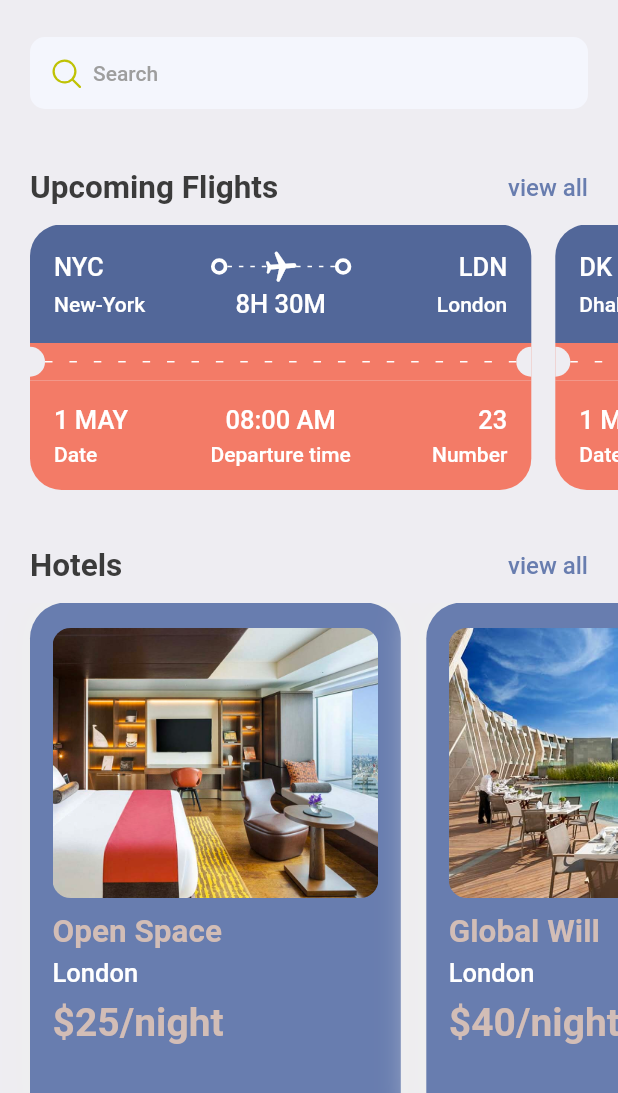
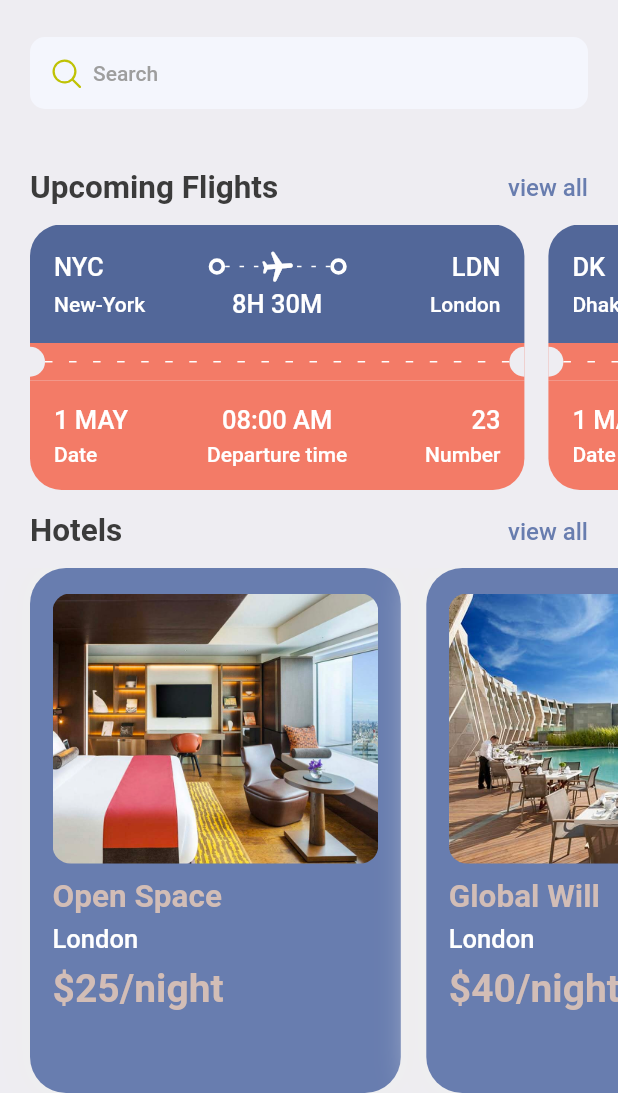
Before and after one commit to hu-shukang/flutter_full_course, a Flutter app: the HomePage screen opened directly, on a phone screen of 412 x 824 dp, the part 143-1236 px from its top. Run offline on Flutter 3.47's test engine with Material 2 defaults, Android fonts, the phone set to English and light mode, and no system bars; our stand-ins replace dots_indicator, fluentui_icons, flutter_local_notifications, get, get_storage, logger and 1 more; accounts and stored records are empty.

Commit message:
add ticket page

```diff
--- /dev/null
+++ b/ticket/lib/common/widgets/airport_rounded.dart
@@ -0,0 +1,43 @@
+import 'package:flutter/material.dart';
+
+class AirportRounded extends StatelessWidget {
+  final Color color;
+  const AirportRounded({Key? key, this.color = Colors.white}) : super(key: key);
+
+  @override
+  Widget build(BuildContext context) {
+    return Expanded(
+      child: Stack(
+        alignment: Alignment.center,
+        children: [
+          SizedBox(
+              height: 24,
+              child: LayoutBuilder(
+                builder: (BuildContext context, BoxConstraints constraints) {
+                  return Row(
+                    mainAxisAlignment: MainAxisAlignment.spaceBetween,
+                    mainAxisSize: MainAxisSize.max,
+                    children: List.generate(
+                        (constraints.constrainWidth() / 8).floor(),
+                        (index) => SizedBox(
+                              width: 3,
+                              height: 1,
+                              child: DecoratedBox(
+                                decoration: BoxDecoration(color: color),
+                              ),
+                            )),
+                  );
+                },
+              )),
+          Transform.rotate(
+            angle: 1.5,
+            child: Icon(
+              Icons.local_airport_rounded,
+              color: color,
+            ),
+          )
+        ],
+      ),
+    );
+  }
+}
--- /dev/null
+++ b/ticket/lib/common/widgets/split_line.dart
@@ -0,0 +1,34 @@
+import 'package:flutter/material.dart';
+
+class SplitLine extends StatelessWidget {
+  final Color color;
+  const SplitLine({Key? key, this.color = Colors.white}) : super(key: key);
+
+  Widget _line() {
+    return SizedBox(
+      width: 5,
+      height: 1,
+      child: DecoratedBox(
+        decoration: BoxDecoration(
+          color: color,
+        ),
+      ),
+    );
+  }
+
+  @override
+  Widget build(BuildContext context) {
+    return Expanded(
+      child: Padding(
+        padding: const EdgeInsets.only(top: 12, bottom: 12),
+        child: LayoutBuilder(builder: (buildContext, constraints) {
+          return Row(
+            mainAxisAlignment: MainAxisAlignment.spaceBetween,
+            children: List.generate((constraints.constrainWidth() / 15).floor(),
+                (index) => _line()),
+          );
+        }),
+      ),
+    );
+  }
+}
--- a/ticket/lib/pages/home/widgets/thick_container.dart
+++ b/ticket/lib/common/widgets/thick_container.dart
@@ -1,7 +1,8 @@
 import 'package:flutter/material.dart';
 
 class ThickContainer extends StatelessWidget {
-  const ThickContainer({Key? key}) : super(key: key);
+  final Color color;
+  const ThickContainer({Key? key, this.color = Colors.white}) : super(key: key);
 
   @override
   Widget build(BuildContext context) {
@@ -9,7 +10,7 @@ class ThickContainer extends StatelessWidget {
       padding: const EdgeInsets.all(3),
       decoration: BoxDecoration(
         borderRadius: BorderRadius.circular(20),
-        border: Border.all(width: 2.5, color: Colors.white)
+        border: Border.all(width: 2.5, color: color)
       ),
     );
   }
--- /dev/null
+++ b/ticket/lib/common/widgets/ticket_item.dart
@@ -0,0 +1,146 @@
+import 'package:flutter/material.dart';
+import 'package:ticket/common/model/home.dart';
+import 'package:ticket/common/widgets/airport_rounded.dart';
+import 'package:ticket/common/widgets/split_line.dart';
+
+import '../style/color.dart';
+import '../style/text.dart';
+import '../utils/app_layout.dart';
+import 'thick_container.dart';
+
+class TicketItem extends StatelessWidget {
+  final TicketModel model;
+  const TicketItem({Key? key, required this.model}) : super(key: key);
+
+  Widget _halfCircular(bool isLeft) {
+    BorderRadius borderRadius = isLeft ? const BorderRadius.only(
+        topRight: Radius.circular(10),
+        bottomRight: Radius.circular(10)
+    ) : const BorderRadius.only(
+        topLeft: Radius.circular(10),
+        bottomLeft: Radius.circular(10)
+    );
+    return SizedBox(
+      height: 20,
+      width: 10,
+      child: DecoratedBox(
+        decoration: BoxDecoration(
+            color: AppColor.bgColor,
+            borderRadius: borderRadius
+        ),
+      ),
+    );
+  }
+
+  @override
+  Widget build(BuildContext context) {
+    double width = AppLayout.getScreenWidth() * 0.8;
+    return SizedBox(
+      width: width,
+      child: Column(
+        children: [
+          /** the header part of ticket */
+          Container(
+            padding: const EdgeInsets.all(16),
+            decoration: const BoxDecoration(
+                color: Color(0xff526799),
+                borderRadius: BorderRadius.only(
+                  topLeft: Radius.circular(21),
+                  topRight: Radius.circular(21),
+                )
+            ),
+            child: Column(
+              children: [
+                Row(
+                  children: [
+                    Text(model.from.code, style: AppText.headlineTextStyle3.copyWith(color: Colors.white),),
+                    const Spacer(),
+                    const ThickContainer(),
+                    const AirportRounded(),
+                    const ThickContainer(),
+                    const Spacer(),
+                    Text(model.to.code, style: AppText.headlineTextStyle3.copyWith(color: Colors.white),),
+                  ],
+                ),
+                const SizedBox(height: 3,),
+                Row(
+                  mainAxisAlignment: MainAxisAlignment.spaceBetween,
+                  children: [
+                    SizedBox(
+                      width: 100,
+                      child: Text(model.from.name, style: AppText.headlineTextStyle4.copyWith(color: Colors.white),),
+                    ),
+                    Text(model.flyingTime, style: AppText.headlineTextStyle3.copyWith(color: Colors.white),),
+                    SizedBox(
+                      width: 100,
+                      child: Text(model.to.name, textAlign: TextAlign.right, style: AppText.headlineTextStyle4.copyWith(color: Colors.white),),
+                    ),
+                  ],
+                )
+              ],
+            ),
+          ),
+          /** the middle part of ticket */
+          Container(
+            color: AppColor.orangeColor,
+            child: Column(
+              children: [
+                Row(
+                  children: [
+                    _halfCircular(true),
+                    const SplitLine(),
+                    _halfCircular(false),
+                  ],
+                )
+              ],
+            ),
+          ),
+          /** the bottom part of ticket */
+          Container(
+            padding: const EdgeInsets.all(16),
+            decoration: BoxDecoration(
+                color: AppColor.orangeColor,
+                borderRadius: const BorderRadius.only(
+                    bottomLeft: Radius.circular(21),
+                    bottomRight: Radius.circular(21)
+                )
+            ),
+            child: Column(
+              children: [
+                Row(
+                  mainAxisAlignment: MainAxisAlignment.spaceBetween,
+                  children: [
+                    SizedBox(
+                      width: 60,
+                      child: Text(model.date, style: AppText.headlineTextStyle3.copyWith(color: Colors.white),),
+                    ),
+                    Text(model.departureTime, style: AppText.headlineTextStyle3.copyWith(color: Colors.white),),
+                    SizedBox(
+                      width: 60,
+                      child: Text("${model.number}", textAlign: TextAlign.right, style: AppText.headlineTextStyle3.copyWith(color: Colors.white),),
+                    )
+                  ],
+                ),
+                const SizedBox(height: 5,),
+                Row(
+                  mainAxisAlignment: MainAxisAlignment.spaceBetween,
+                  children: [
+                    SizedBox(
+                      width: 60,
+                      child: Text("Date", style: AppText.headlineTextStyle4.copyWith(color: Colors.white),),
+                    ),
+                    Text("Departure time", style: AppText.headlineTextStyle4.copyWith(color: Colors.white),),
+                    SizedBox(
+                      width: 60,
+                      child: Text("Number", textAlign: TextAlign.right, style: AppText.headlineTextStyle4.copyWith(color: Colors.white),),
+                    )
+                  ],
+                )
+              ],
+            ),
+          )
+        ],
+      ),
+    );
+  }
+}
--- a/ticket/lib/pages/home/view.dart
+++ b/ticket/lib/pages/home/view.dart
@@ -4,7 +4,7 @@ import 'package:get/get.dart';
 import 'package:ticket/pages/home/controller.dart';
 import 'package:ticket/common/widgets/article_header.dart';
 import 'package:ticket/pages/home/widgets/hotel_item.dart';
-import 'package:ticket/pages/home/widgets/ticket_item.dart';
+import 'package:ticket/common/widgets/ticket_item.dart';
 
 import '../../common/style/color.dart';
 import '../../common/style/text.dart';
@@ -80,7 +80,12 @@ class HomePage extends GetView<HomeController> {
             padding: const EdgeInsets.only(left: 20),
             child: Row(
               children: controller.tickets
-                  .map((ticket) => TicketItem(model: ticket))
+                  .map(
+                    (ticket) => Padding(
+                      padding: const EdgeInsets.only(right: 16),
+                      child: TicketItem(model: ticket),
+                    ),
+                  )
                   .toList(),
             ),
           ),
--- a/ticket/lib/pages/home/widgets/ticket_item.dart
+++ /dev/null
@@ -1,188 +0,0 @@
-import 'package:flutter/material.dart';
-import 'package:ticket/common/model/home.dart';
-
-import '../../../common/style/color.dart';
-import '../../../common/style/text.dart';
-import '../../../common/utils/app_layout.dart';
-import 'thick_container.dart';
-
-class TicketItem extends StatelessWidget {
-  final TicketModel model;
-  const TicketItem({Key? key, required this.model}) : super(key: key);
-
-  Widget _halfCircular(bool isLeft) {
-    BorderRadius borderRadius = isLeft ? const BorderRadius.only(
-        topRight: Radius.circular(10),
-        bottomRight: Radius.circular(10)
-    ) : const BorderRadius.only(
-        topLeft: Radius.circular(10),
-        bottomLeft: Radius.circular(10)
-    );
-    return SizedBox(
-      height: 20,
-      width: 10,
-      child: DecoratedBox(
-        decoration: BoxDecoration(
-            color: AppColor.bgColor,
-            borderRadius: borderRadius
-        ),
-      ),
-    );
-  }
-
-  Widget _line() {
-    return const SizedBox(
-      width: 5,
-      height: 1,
-      child: DecoratedBox(
-        decoration: BoxDecoration(
-          color: Colors.white,
-        ),
-      ),
-    );
-  }
-
-  @override
-  Widget build(BuildContext context) {
-    return SizedBox(
-      width: AppLayout.getScreenWidth() * 0.85,
-      height: 200,
-      child: Container(
-        margin: const EdgeInsets.only(right: 16),
-        child: Column(
-          children: [
-            /** the header part of ticket */
-            Container(
-              padding: const EdgeInsets.all(16),
-              decoration: const BoxDecoration(
-                  color: Color(0xff526799),
-                  borderRadius: BorderRadius.only(
-                    topLeft: Radius.circular(21),
-                    topRight: Radius.circular(21),
-                  )
-              ),
-              child: Column(
-                children: [
-                  Row(
-                    children: [
-                      Text(model.from.code, style: AppText.headlineTextStyle3.copyWith(color: Colors.white),),
-                      const Spacer(),
-                      const ThickContainer(),
-                      Expanded(child: Stack(
-                        alignment: Alignment.center,
-                        children: [
-                          SizedBox(
-                              height: 24,
-                              child: LayoutBuilder(
-                                builder: (BuildContext context, BoxConstraints constraints) {
-                                  return Row(
-                                    mainAxisAlignment: MainAxisAlignment.spaceBetween,
-                                    mainAxisSize: MainAxisSize.max,
-                                    children: List.generate((constraints.constrainWidth() / 7).floor(), (index) => const SizedBox(
-                                      width: 3,
-                                      height: 1,
-                                      child: DecoratedBox(decoration: BoxDecoration(color: Colors.white),),
-                                    )),
-                                  );
-                                },
-                              )
-                          ),
-                          Transform.rotate(angle: 1.5, child: const Icon(Icons.local_airport_rounded, color: Colors.white,),)
-                        ],
-                      )),
-                      const ThickContainer(),
-                      const Spacer(),
-                      Text(model.to.code, style: AppText.headlineTextStyle3.copyWith(color: Colors.white),),
-                    ],
-                  ),
-                  const SizedBox(height: 3,),
-                  Row(
-                    mainAxisAlignment: MainAxisAlignment.spaceBetween,
-                    children: [
-                      SizedBox(
-                        width: 100,
-                        child: Text(model.from.name, style: AppText.headlineTextStyle4.copyWith(color: Colors.white),),
-                      ),
-                      Text(model.flyingTime, style: AppText.headlineTextStyle3.copyWith(color: Colors.white),),
-                      SizedBox(
-                        width: 100,
-                        child: Text(model.to.name, textAlign: TextAlign.right, style: AppText.headlineTextStyle4.copyWith(color: Colors.white),),
-                      ),
-                    ],
-                  )
-                ],
-              ),
-            ),
-            /** the middle part of ticket */
-            Container(
-              color: AppColor.orangeColor,
-              child: Column(
-                children: [
-                  Row(
-                    children: [
-                      _halfCircular(true),
-                      Expanded(child: Padding(
-                        padding: const EdgeInsets.only(top: 12, bottom: 12),
-                        child: LayoutBuilder(builder: (buildContext, constraints) {
-                          return Row(
-                            mainAxisAlignment: MainAxisAlignment.spaceBetween,
-                            children: List.generate((constraints.constrainWidth() / 15).floor(), (index) => _line()),
-                          );
-                        }),
-                      )),
-                      _halfCircular(false),
-                    ],
-                  )
-                ],
-              ),
-            ),
-            /** the bottom part of ticket */
-            Container(
-              padding: const EdgeInsets.all(16),
-              decoration: BoxDecoration(
-                  color: AppColor.orangeColor,
-                  borderRadius: const BorderRadius.only(
-                      bottomLeft: Radius.circular(21),
-                      bottomRight: Radius.circular(21)
-                  )
-              ),
-              child: Column(
-                children: [
-                  Row(
-                    mainAxisAlignment: MainAxisAlignment.spaceBetween,
-                    children: [
-                      SizedBox(
-                        width: 60,
-                        child: Text(model.date, style: AppText.headlineTextStyle3.copyWith(color: Colors.white),),
-                      ),
-                      Text(model.departureTime, style: AppText.headlineTextStyle3.copyWith(color: Colors.white),),
-                      SizedBox(
-                        width: 60,
-                        child: Text("${model.number}", textAlign: TextAlign.right, style: AppText.headlineTextStyle3.copyWith(color: Colors.white),),
-                      )
-                    ],
-                  ),
-                  const SizedBox(height: 5,),
-                  Row(
-                    mainAxisAlignment: MainAxisAlignment.spaceBetween,
-                    children: [
-                      SizedBox(
-                        width: 60,
-                        child: Text("Date", style: AppText.headlineTextStyle4.copyWith(color: Colors.white),),
-                      ),
-                      Text("Departure time", style: AppText.headlineTextStyle4.copyWith(color: Colors.white),),
-                      SizedBox(
-                        width: 60,
-                        child: Text("Number", textAlign: TextAlign.right, style: AppText.headlineTextStyle4.copyWith(color: Colors.white),),
-                      )
-                    ],
-                  )
-                ],
-              ),
-            )
-          ],
-        ),
-      ),
-    );
-  }
-}
--- a/ticket/lib/pages/main/controller.dart
+++ b/ticket/lib/pages/main/controller.dart
@@ -5,7 +5,7 @@ import '../home/view.dart';
 
 class MainController extends GetxController {
   late final PageController pageController;
-  final _selectedIndex = 1.obs;
+  final _selectedIndex = 2.obs;
   int get selectedIndex => _selectedIndex.value;
 
   @override
```
Also changed, not shown: ticket/lib/pages/tickets/controller.dart (+20 -2 lines), ticket/lib/pages/tickets/view.dart (+28 -3 lines), ticket/lib/pages/tickets/widgets/ticket_detail.dart (added, +54 -0 lines).
